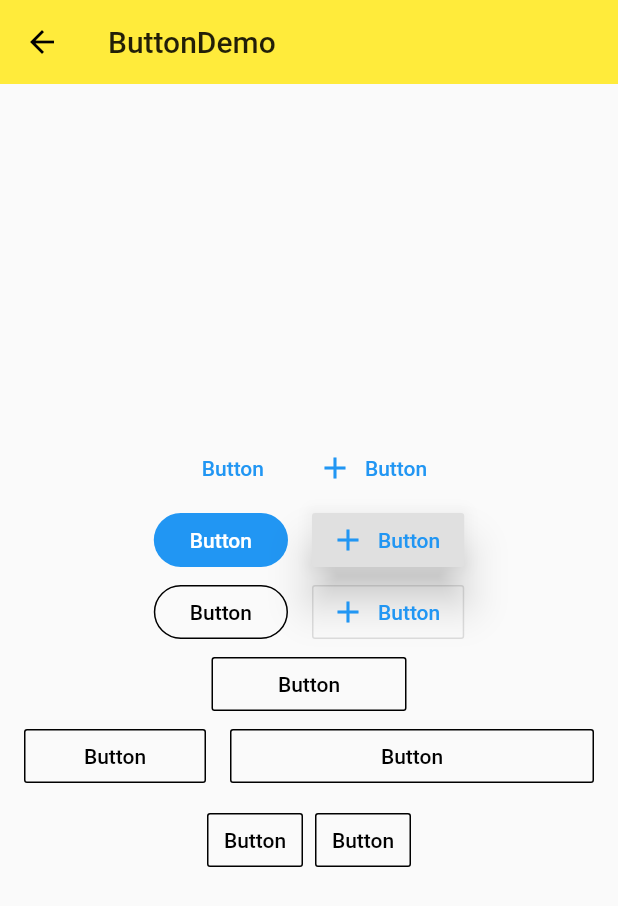
After one commit to lpeihan/flutter_demos, a Flutter app: the screen it shows after launch, after a tap on "Button", on a phone screen of 412 x 824 dp. The commit adds this screen. Shown: the top 906 px of the screen. Run offline on Flutter 3.47's test engine with Material 2 defaults, Android fonts, the phone set to English and light mode, and no system bars.

Commit message:
feat: button_demo

```diff
--- /dev/null
+++ b/lib/demo/button_demo.dart
@@ -0,0 +1,208 @@
+import 'package:flutter/material.dart';
+
+class ButtonDemo extends StatelessWidget {
+  @override
+  Widget build(BuildContext context) {
+    final Widget flatButtonDemo = Row(
+      mainAxisAlignment: MainAxisAlignment.center,
+      children: <Widget>[
+        FlatButton(
+          child: Text('Button'),
+          onPressed: () {},
+          splashColor: Colors.grey,
+          textColor: Theme.of(context).accentColor,
+        ),
+        FlatButton.icon(
+          icon: Icon(Icons.add),
+          label: Text('Button'),
+          onPressed: () {},
+          splashColor: Colors.grey,
+          textColor: Theme.of(context).accentColor,
+        ),
+      ],
+    );
+
+    final Widget raisedButtonDemo = Row(
+      mainAxisAlignment: MainAxisAlignment.center,
+      children: <Widget>[
+        Theme(
+          data: Theme.of(context).copyWith(
+            buttonColor: Theme.of(context).accentColor,
+            buttonTheme: ButtonThemeData(
+              textTheme: ButtonTextTheme.primary,
+              // shape: BeveledRectangleBorder(
+              //   borderRadius: BorderRadius.circular(5.0),
+              // ),
+              shape: StadiumBorder(),
+            ),
+          ),
+          child: RaisedButton(
+            child: Text('Button'),
+            onPressed: () {},
+            splashColor: Colors.grey,
+            elevation: 0.0,
+            // color: Theme.of(context).accentColor,
+            // textColor: Colors.white,
+            // textTheme: ButtonTextTheme.primary,
+          ),
+        ),
+        SizedBox(width: 16.0,),
+        RaisedButton.icon(
+          icon: Icon(Icons.add),
+          label: Text('Button'),
+          onPressed: () {},
+          splashColor: Colors.grey,
+          elevation: 12.0,
+          textColor: Theme.of(context).accentColor,
+        ),
+      ],
+    );
+
+    final Widget outlineButtonDemo = Row(
+      mainAxisAlignment: MainAxisAlignment.center,
+      children: <Widget>[
+        Theme(
+          data: Theme.of(context).copyWith(
+            buttonColor: Theme.of(context).accentColor,
+            buttonTheme: ButtonThemeData(
+              textTheme: ButtonTextTheme.primary,
+              // shape: BeveledRectangleBorder(
+              //   borderRadius: BorderRadius.circular(5.0),
+              // ),
+              shape: StadiumBorder(),
+            ),
+          ),
+          child: OutlineButton(
+            child: Text('Button'),
+            onPressed: () {},
+            splashColor: Colors.grey[100],
+            borderSide: BorderSide(
+              color: Colors.black,
+            ),
+            // color: Theme.of(context).accentColor,
+            textColor: Colors.black,
+            highlightedBorderColor: Colors.grey,
+            // textTheme: ButtonTextTheme.primary,
+          ),
+        ),
+        SizedBox(width: 16.0,),
+        OutlineButton.icon(
+          icon: Icon(Icons.add),
+          label: Text('Button'),
+          onPressed: () {},
+          splashColor: Colors.grey,
+          textColor: Theme.of(context).accentColor,
+        ),
+      ],
+    );
+
+    final Widget fixedWidthButton = Row(
+      mainAxisAlignment: MainAxisAlignment.center,
+      children: <Widget>[
+        Container(
+          width: 130.0,
+          child: OutlineButton(
+            child: Text('Button'),
+            onPressed: () {},
+            splashColor: Colors.grey[100],
+            borderSide: BorderSide(
+              color: Colors.black,
+            ),
+            textColor: Colors.black,
+            highlightedBorderColor: Colors.grey,
+          ),
+        ),
+      ],
+    );
+
+    final Widget expandedButton = Row(
+      mainAxisAlignment: MainAxisAlignment.center,
+      children: <Widget>[
+        Expanded(
+          child: OutlineButton(
+            child: Text('Button'),
+            onPressed: () {},
+            splashColor: Colors.grey[100],
+            borderSide: BorderSide(
+              color: Colors.black,
+            ),
+            textColor: Colors.black,
+            highlightedBorderColor: Colors.grey,
+          ),
+        ),
+        SizedBox(width: 16.0,),
+        Expanded(
+          flex: 2,
+          child: OutlineButton(
+            child: Text('Button'),
+            onPressed: () {},
+            splashColor: Colors.grey[100],
+            borderSide: BorderSide(
+              color: Colors.black,
+            ),
+            textColor: Colors.black,
+            highlightedBorderColor: Colors.grey,
+          ),
+        ),
+      ],
+    );
+
+    final Widget buttonBarDemo = Row(
+      mainAxisAlignment: MainAxisAlignment.center,
+      children: <Widget>[
+        Theme(
+          data: Theme.of(context).copyWith(
+            buttonTheme: ButtonThemeData(
+              padding: EdgeInsets.symmetric(horizontal: 32.0),
+            ),
+          ),
+          child: ButtonBar(
+            children: <Widget>[
+              OutlineButton(
+                child: Text('Button'),
+                onPressed: () {},
+                splashColor: Colors.grey[100],
+                borderSide: BorderSide(
+                  color: Colors.black,
+                ),
+                textColor: Colors.black,
+                highlightedBorderColor: Colors.grey,
+              ),
+              OutlineButton(
+                child: Text('Button'),
+                onPressed: () {},
+                splashColor: Colors.grey[100],
+                borderSide: BorderSide(
+                  color: Colors.black,
+                ),
+                textColor: Colors.black,
+                highlightedBorderColor: Colors.grey,
+              ),
+            ],
+          ),
+        ),
+      ],
+    );
+
+    return Scaffold(
+      appBar: AppBar(
+        title: Text('ButtonDemo'),
+        elevation: 0.0,
+      ),
+      body: Container(
+        padding: EdgeInsets.all(16.0),
+        child: Column(
+          mainAxisAlignment: MainAxisAlignment.center,
+          children: <Widget>[
+            flatButtonDemo,
+            raisedButtonDemo,
+            outlineButtonDemo,
+            fixedWidthButton,
+            expandedButton,
+            buttonBarDemo,
+          ],
+        ),
+      )
+    );
+  }
+}
--- /dev/null
+++ b/lib/demo/floating_action_button_demo.dart
@@ -0,0 +1,37 @@
+import 'package:flutter/material.dart';
+
+class FloatingActionButtonDemo extends StatelessWidget {
+  @override
+  Widget build(BuildContext context) {
+    final Widget _floatingActionButton = FloatingActionButton(
+      onPressed: () {},
+      child: Icon(Icons.add),
+      elevation: 0.0,
+      backgroundColor: Colors.black87,
+      // shape: BeveledRectangleBorder(
+      //   borderRadius: BorderRadius.circular(30.0)
+      // ),
+    );
+
+    final Widget _floatingActionButtonExtended = FloatingActionButton.extended(
+      onPressed: () {},
+      icon: Icon(Icons.add),
+      label: Text('Add'),
+    );
+
+    return Scaffold(
+      appBar: AppBar(
+        title: Text('FloatingActionButtonDemo'),
+        elevation: 0.0,
+      ),
+      floatingActionButton: _floatingActionButton,
+      floatingActionButtonLocation: FloatingActionButtonLocation.centerDocked,
+      bottomNavigationBar: BottomAppBar(
+        child: Container(
+          height: 80.0,
+        ),
+        shape: CircularNotchedRectangle(),
+      ),
+    );
+  }
+}
--- /dev/null
+++ b/lib/demo/material_components.dart
@@ -0,0 +1,69 @@
+import 'package:flutter/material.dart';
+import './button_demo.dart';
+import './floating_action_button_demo.dart';
+
+class MaterialComponents extends StatelessWidget {
+  @override
+  Widget build(BuildContext context) {
+    return Scaffold(
+      appBar: AppBar(
+        title: Text('MaterialComponents'),
+        elevation: 0.0,
+      ),
+      body: ListView(
+        children: <Widget>[
+          ListItem(title: 'Button', page: ButtonDemo()),
+          ListItem(title: 'FloatingActionButton', page: FloatingActionButtonDemo()),
+        ],
+      ),
+    );
+  }
+}
+
+class _WidgetDemo extends StatelessWidget {
+  @override
+  Widget build(BuildContext context) {
+    return Scaffold(
+      appBar: AppBar(
+        title: Text('_WidgetDemo'),
+        elevation: 0.0,
+      ),
+      body: Container(
+        padding: EdgeInsets.all(16.0),
+        child: Column(
+          mainAxisAlignment: MainAxisAlignment.center,
+          children: <Widget>[
+            Row(
+              mainAxisAlignment: MainAxisAlignment.center,
+              children: <Widget>[
+
+              ],
+            ),
+          ],
+        ),
+      )
+    );
+  }
+}
+
+class ListItem extends StatelessWidget {
+  final String title;
+  final Widget page;
+
+  ListItem({
+    this.title,
+    this.page,
+  });
+
+  @override
+  Widget build(BuildContext context) {
+    return ListTile(
+      title: Text(title),
+      onTap: () {
+        Navigator.of(context).push(
+          MaterialPageRoute(builder: (context) => page),
+        );
+      },
+    );
+  }
+}
--- a/lib/main.dart
+++ b/lib/main.dart
@@ -1,4 +1,5 @@
 import 'package:flutter/material.dart';
+import 'demo/material_components.dart';
 import 'demo/form_demo.dart';
 import 'demo/just_demo.dart';
 import 'demo/navigation_demo.dart';
@@ -22,13 +23,14 @@ class MyApp extends StatelessWidget {
         highlightColor: Color.fromRGBO(255, 255, 255, 0.5),
         splashColor: Colors.white70
       ),
-      initialRoute: '/form',
+      initialRoute: '/material',
       routes: {
         '/': (context) => HomePage(),
         '/about': (context) => Page(title: 'about'),
         '/sliver': (context) => SliverDemo(),
         '/just': (context) => JustDemo(),
-        '/form': (context) => FormDemo()
+        '/form': (context) => FormDemo(),
+        '/material': (context) => MaterialComponents()
       },
     );
   }
```
